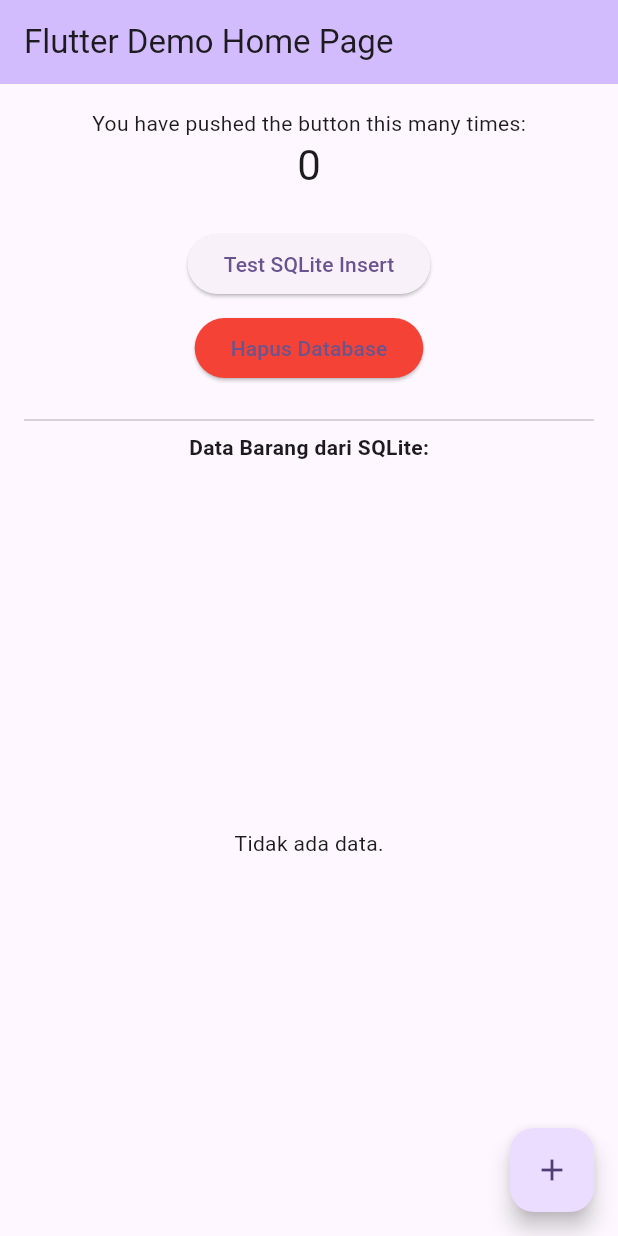
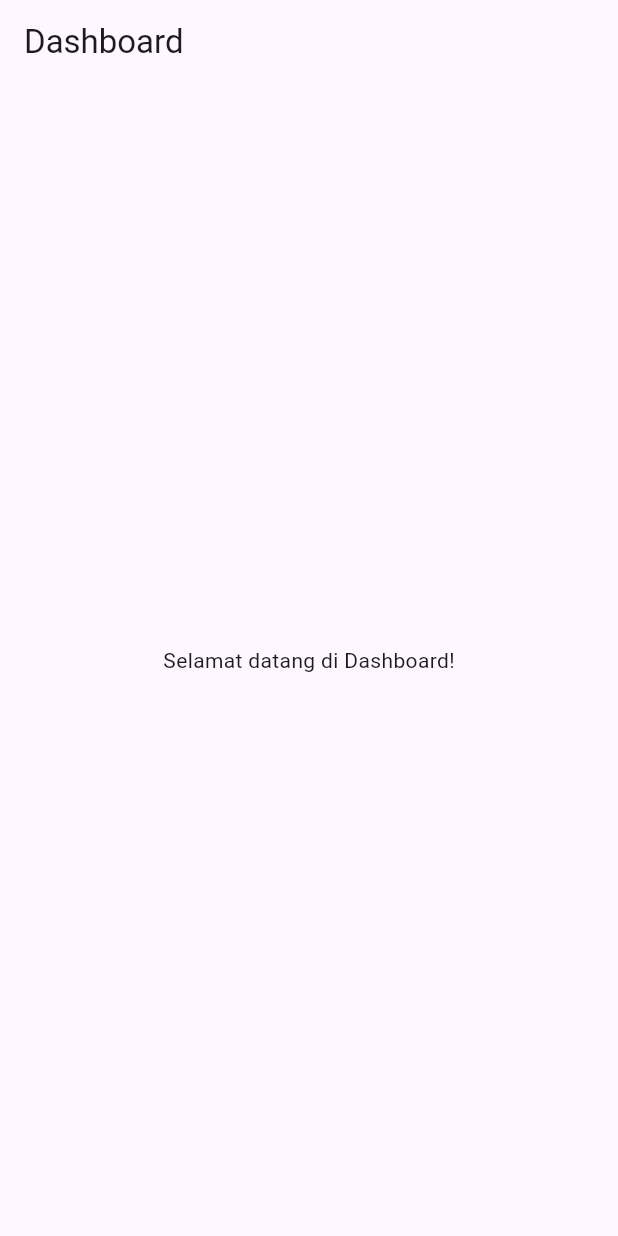
Before and after one commit to DimasRamadhanX/ItemKu, a Flutter app: the screen it shows after launch, on a phone screen of 412 x 824 dp. Run offline on Flutter 3.47's test engine with Material 3 defaults, Android fonts, the phone set to English and light mode, and no system bars; our stand-ins replace go_router, sqflite; accounts and stored records are empty.

Commit message:
MOVE MOVE MOVE MOVE MOVE

```diff
--- a/lib/main.dart
+++ b/lib/main.dart
@@ -1,6 +1,5 @@
 import 'package:flutter/material.dart';
-import 'services/barang_service.dart';
-import 'models/barang_model.dart';
+import '../routes/app_route.dart'; // Import router dari file terpisah
 
 void main() {
   runApp(const MyApp());
@@ -11,129 +10,10 @@ class MyApp extends StatelessWidget {
 
   @override
   Widget build(BuildContext context) {
-    return MaterialApp(
-      title: 'Flutter Demo',
-      theme: ThemeData(
-        colorScheme: ColorScheme.fromSeed(seedColor: Colors.deepPurple),
-      ),
-      home: const MyHomePage(title: 'Flutter Demo Home Page'),
+    return MaterialApp.router(
+      title: 'My App',
+      debugShowCheckedModeBanner: false,
+      routerConfig: AppRoute.router, // Gunakan router dari app_route.dart
     );
   }
 }
-
-class MyHomePage extends StatefulWidget {
-  const MyHomePage({super.key, required this.title});
-  final String title;
-
-  @override
-  State<MyHomePage> createState() => _MyHomePageState();
-}
-
-class _MyHomePageState extends State<MyHomePage> {
-  int _counter = 0;
-  final BarangService barangService = BarangService();
-  List<Barang> allData = [];
-
-  void _incrementCounter() {
-    setState(() {
-      _counter++;
-    });
-  }
-
-  Future<void> _testSQLite() async {
-    final id = await barangService.addBarang(
-      Barang(
-        nama: 'Tes SQLite ($_counter)',
-        jumlah: _counter,
-        alamat: 'Jl. Test',
-        deskripsi: 'Deskripsi $_counter',
-      ),
-    );
-
-    await _loadData();
-  }
-
-  Future<void> _loadData() async {
-    final data = await barangService.getAllBarang();
-    setState(() {
-      allData = data;
-    });
-  }
-
-  Future<void> _hapusDatabase() async {
-    await barangService.deleteDatabase();
-    ScaffoldMessenger.of(context).showSnackBar(
-      const SnackBar(content: Text('Database berhasil dihapus')),
-    );
-    setState(() {
-      allData.clear();
-    });
-  }
-
-  @override
-  void initState() {
-    super.initState();
-    _loadData();
-  }
-
-  @override
-  Widget build(BuildContext context) {
-    return Scaffold(
-      appBar: AppBar(
-        backgroundColor: Theme.of(context).colorScheme.inversePrimary,
-        title: Text(widget.title),
-      ),
-      body: Padding(
-        padding: const EdgeInsets.all(16.0),
-        child: Column(
-          children: <Widget>[
-            const Text('You have pushed the button this many times:'),
-            Text(
-              '$_counter',
-              style: Theme.of(context).textTheme.headlineMedium,
-            ),
-            const SizedBox(height: 24),
-            ElevatedButton(
-              onPressed: _testSQLite,
-              child: const Text('Test SQLite Insert'),
-            ),
-            const SizedBox(height: 8),
-            ElevatedButton(
-              style: ElevatedButton.styleFrom(backgroundColor: Colors.red),
-              onPressed: _hapusDatabase,
-              child: const Text('Hapus Database'),
-            ),
-            const SizedBox(height: 16),
-            const Divider(),
-            const Text(
-              'Data Barang dari SQLite:',
-              style: TextStyle(fontWeight: FontWeight.bold),
-            ),
-            const SizedBox(height: 8),
-            Expanded(
-              child: allData.isEmpty
-                  ? const Center(child: Text('Tidak ada data.'))
-                  : ListView.builder(
-                      itemCount: allData.length,
-                      itemBuilder: (context, index) {
-                        final item = allData[index];
-                        return ListTile(
-                          leading: Text('${item.id}'),
-                          title: Text(item.nama),
-                          subtitle: Text('Jumlah: ${item.jumlah}\nAlamat: ${item.alamat}'),
-                          isThreeLine: true,
-                        );
-                      },
-                    ),
-            ),
-          ],
-        ),
-      ),
-      floatingActionButton: FloatingActionButton(
-        onPressed: _incrementCounter,
-        tooltip: 'Increment',
-        child: const Icon(Icons.add),
-      ),
-    );
-  }
-}
--- /dev/null
+++ b/lib/routes/app_route.dart
@@ -0,0 +1,48 @@
+import 'package:go_router/go_router.dart';
+import '../views/screens/dashboard.dart';
+import '../views/screens/list.dart';
+import '../views/screens/settings.dart';
+import '../views/screens/add.dart';
+import '../views/screens/splash.dart';
+// import 'views/screens/detail.dart';
+
+class AppRoute {
+  static final GoRouter router = GoRouter(
+    initialLocation: '/', // Mulai dari splash screen
+    routes: [
+      GoRoute(
+        path: '/',
+        name: 'splash',
+        builder: (context, state) => const SplashScreen(),
+      ),
+      GoRoute(
+        path: '/dashboard',
+        name: 'dashboard',
+        builder: (context, state) => const DashboardScreen(),
+      ),
+      GoRoute(
+        path: '/list-barang',
+        name: 'list-barang',
+        builder: (context, state) => const ListBarangScreen(),
+      ),
+      GoRoute(
+        path: '/settings',
+        name: 'settings',
+        builder: (context, state) => const SettingsScreen(),
+      ),
+      GoRoute(
+        path: '/barang/tambah',
+        name: 'tambah-barang',
+        builder: (context, state) => const AddScreen(),
+      ),
+      // GoRoute(
+      //   path: '/barang/:id',
+      //   name: 'detail-barang',
+      //   builder: (context, state) {
+      //     final id = int.tryParse(state.pathParameters['id'] ?? '0') ?? 0;
+      //     return DetailScreen(id: id);
+      //   },
+      // ),
+    ],
+  );
+}
--- /dev/null
+++ b/lib/views/screens/dashboard.dart
@@ -0,0 +1,13 @@
+import 'package:flutter/material.dart';
+
+class DashboardScreen extends StatelessWidget {
+  const DashboardScreen({super.key});
+
+  @override
+  Widget build(BuildContext context) {
+    return Scaffold(
+      appBar: AppBar(title: const Text('Dashboard')),
+      body: const Center(child: Text('Selamat datang di Dashboard!')),
+    );
+  }
+}
--- a/pubspec.yaml
+++ b/pubspec.yaml
@@ -41,6 +41,7 @@ dependencies:
   image_picker: ^1.1.2    # Terbaru & stabil
   permission_handler: ^12.0.0+1  # Support Android 13+
   path: ^1.9.0
+  go_router: ^15.1.2
 
 dev_dependencies:
   flutter_test:
@@ -65,8 +66,8 @@ flutter:
   uses-material-design: true
 
   # To add assets to your application, add an assets section, like this:
-  # assets:
-  #   - images/a_dot_burr.jpeg
+  assets:
+    - assets/logo.png
   #   - images/a_dot_ham.jpeg
 
   # An image asset can refer to one or more resolution-specific "variants", see
```
Also changed, not shown: lib/services/barang_service.dart (+7 -10 lines), lib/utils/db_helper.dart (+17 -1 lines), lib/views/screens/add.dart (added, +13 -0 lines), lib/views/screens/detail.dart (added, +13 -0 lines), lib/views/screens/list.dart (added, +14 -0 lines), lib/views/screens/settings.dart (added, +14 -0 lines), lib/views/screens/splash.dart (added, +35 -0 lines), lib/views/screens/tes.dart (added, +117 -0 lines), Assets/logo.png (added), lib/views/components/bottomnav.dart (added), lib/views/components/customappbar.dart (added), pubspec.lock.
